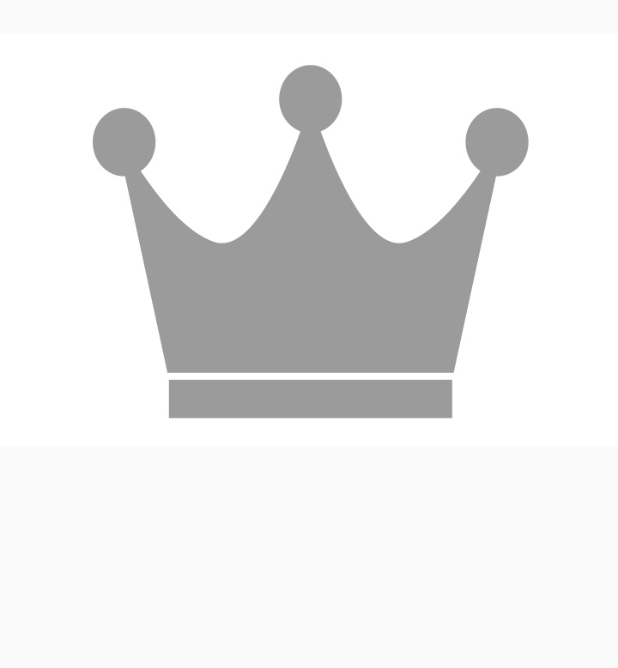
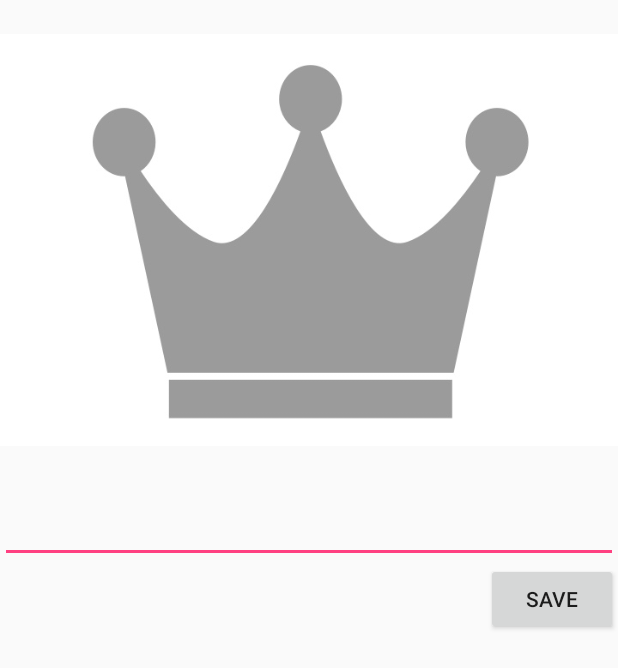
Before and after one commit to abhinandankothari/GoTCharacterApp, an Android app: the RoleActivity screen opened directly, with no data from a screen before it, on a phone screen of 412 x 824 dp. Shown: the top 668 px of the screen. Run offline under Robolectric (Android 15) with nearby library versions, the phone set to English and light mode, and no system bars.

Commit message:
Loading image from SD Card

```diff
--- a/app/src/main/java/characters/of/game/gameofcharacters/RoleActivity.java
+++ b/app/src/main/java/characters/of/game/gameofcharacters/RoleActivity.java
@@ -9,18 +9,24 @@ import android.provider.MediaStore;
 import android.support.v7.app.AppCompatActivity;
 import android.util.Log;
 import android.view.View;
+import android.widget.Button;
+import android.widget.EditText;
 import android.widget.ImageView;
 
 public class RoleActivity extends AppCompatActivity {
 
-    static final int RESULT_CODE = 1;
+    static final int RESULT_CODE = 1000;
     ImageView imageView;
+    EditText fileName;
+    Button button;
 
     @Override
     protected void onCreate(Bundle savedInstanceState) {
         super.onCreate(savedInstanceState);
         setContentView(R.layout.activity_role);
         imageView = (ImageView) findViewById(R.id.image_profile);
+        fileName = (EditText) findViewById(R.id.fileName);
+        button = (Button) findViewById(R.id.addCharacter);
 
         imageView.setOnClickListener(new View.OnClickListener() {
             @Override
@@ -31,7 +37,17 @@ public class RoleActivity extends AppCompatActivity {
                 startActivityForResult(intent, RESULT_CODE);
             }
         });
+
+        button.setOnClickListener(new View.OnClickListener() {
+            @Override
+            public void onClick(View v) {
+            if(fileName.getText().toString().trim().isEmpty()) {
+                Log.d("GOT","No File");
+            }
+            }
+        });
     }
+
 
     @Override
     protected void onActivityResult(int requestCode, int resultCode, Intent data) {
@@ -45,6 +61,7 @@ public class RoleActivity extends AppCompatActivity {
             Log.d("GOT", picturePath);
             Bitmap bitmap = BitmapFactory.decodeFile(picturePath);
             imageView.setImageBitmap(bitmap);
+            fileName.setText(picturePath);
             return;
         }
         super.onActivityResult(requestCode, resultCode, data);
--- a/app/src/main/res/layout/activity_role.xml
+++ b/app/src/main/res/layout/activity_role.xml
@@ -1,10 +1,11 @@
 <?xml version="1.0" encoding="utf-8"?>
-<android.support.design.widget.CoordinatorLayout xmlns:android="http://schemas.android.com/apk/res/android"
+<LinearLayout xmlns:android="http://schemas.android.com/apk/res/android"
     xmlns:tools="http://schemas.android.com/tools"
     android:layout_width="match_parent"
     android:layout_height="match_parent"
     android:fitsSystemWindows="true"
-    tools:context="characters.of.game.gameofcharacters.RoleActivity">
+    tools:context="characters.of.game.gameofcharacters.RoleActivity"
+    android:orientation="vertical">
 
     <ImageView
         android:id="@+id/image_profile"
@@ -13,4 +14,18 @@
         android:maxHeight="360dp"
         android:src="@drawable/profile_placeholder_full" />
 
-</android.support.design.widget.CoordinatorLayout>
+    <EditText
+        android:layout_width="match_parent"
+        android:layout_height="wrap_content"
+        android:layout_marginTop="10dp"
+        android:id="@+id/fileName"
+        />
+
+    <Button
+        android:layout_width="wrap_content"
+        android:layout_height="wrap_content"
+        android:text="Save"
+        android:id="@+id/addCharacter"
+        android:layout_gravity="right" />
+
+</LinearLayout>
```
